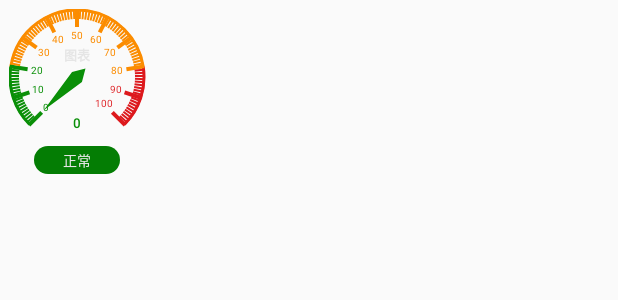
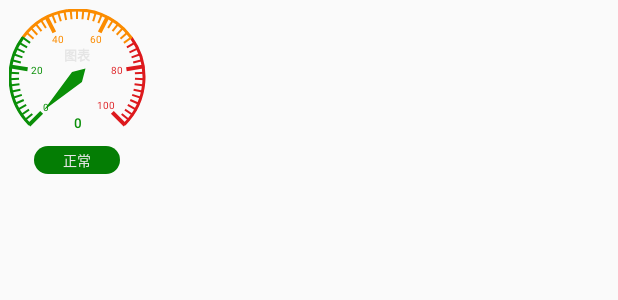
Before and after one commit to lyl15151865258/AirCondition, an Android app: the layout item_real_data.xml on its own in the app's theme, with its tools: preview values and no code run, on a phone screen of 412 x 824 dp. Shown: the top 300 px of the screen. Run offline under Robolectric (Android 15) with nearby library versions, the phone set to English and light mode, and no system bars.

Commit message:
图表改为50等分，修改区段颜色

```diff
--- a/app/src/main/java/com/zhongbenshuo/air/activity/MainActivity.java
+++ b/app/src/main/java/com/zhongbenshuo/air/activity/MainActivity.java
@@ -2,6 +2,7 @@ package com.zhongbenshuo.air.activity;
 
 import android.content.Context;
 import android.content.Intent;
+import android.graphics.Color;
 import android.os.AsyncTask;
 import android.os.Build;
 import android.os.Bundle;
@@ -190,6 +191,8 @@ public class MainActivity extends BaseActivity {
             realDataAdapter.notifyDataSetChanged();
             cvIlluminance.setTitle("光照度");
             cvIlluminance.setCompleteDegree(environment.getIlluminance(), "lux");
+            cvIlluminance.setColor(mContext.getResources().getColor(R.color.value_low), mContext.getResources().getColor(R.color.value_low), mContext.getResources().getColor(R.color.value_low));
+            cvIlluminance.setValue(0, 1000, 0, 0);
             cvIlluminance.setVisibility(View.VISIBLE);
         }
     }
--- a/app/src/main/java/com/zhongbenshuo/air/widget/ClockView.java
+++ b/app/src/main/java/com/zhongbenshuo/air/widget/ClockView.java
@@ -31,6 +31,11 @@ public class ClockView extends View {
     private static final int DEAFAULT_TITLE_SIZE = 16;
     private static final int DEFAULT_VALUE_SIZE = 28;
     private static final int DEFAULT_ANIM_PLAY_TIME = 2000;
+
+    private float default_value_min = 0;
+    private float default_value_max = 100;
+    private float default_value_middle_start = 30;
+    private float default_value_middle_end = 70;
 
     private int colorDialLower;
     private int colorDialMiddle;
@@ -152,12 +157,17 @@ public class ClockView extends View {
 
     private void drawArc(Canvas canvas) {
         canvas.translate(getPaddingLeft() + radiusDial, getPaddingTop() + radiusDial);
+        float degree = 270f / (default_value_max - default_value_min);
+        LogUtils.d("单位数据对应的角度为：" + degree);
         arcPaint.setColor(colorDialLower);
-        canvas.drawArc(mRect, 135, 54, false, arcPaint);
+        canvas.drawArc(mRect, 135, (default_value_middle_start - default_value_min) * degree, false, arcPaint);
+        LogUtils.d("绘制圆弧：起始角度：" + 135 + "，旋转角度：" + (default_value_middle_start - default_value_min) * degree);
         arcPaint.setColor(colorDialMiddle);
-        canvas.drawArc(mRect, 189, 162, false, arcPaint);
+        canvas.drawArc(mRect, 135 + (default_value_middle_start - default_value_min) * degree, degree * (default_value_middle_end - default_value_middle_start), false, arcPaint);
+        LogUtils.d("绘制圆弧：起始角度：" + (135 + (default_value_middle_start - default_value_min) * degree) + "，旋转角度：" + degree * (default_value_middle_end - default_value_middle_start));
         arcPaint.setColor(colorDialHigh);
-        canvas.drawArc(mRect, 351, 54, false, arcPaint);
+        canvas.drawArc(mRect, 135 + (default_value_middle_end - default_value_min) * degree, degree * (default_value_max - default_value_middle_end), false, arcPaint);
+        LogUtils.d("绘制圆弧：起始角度：" + (135 + (default_value_middle_end - default_value_min) * degree) + "，旋转角度：" + degree * (default_value_max - default_value_middle_end));
     }
 
     /**
@@ -167,10 +177,12 @@ public class ClockView extends View {
      */
     private void drawPointerLine(Canvas canvas) {
         canvas.rotate(135);
-        for (int i = 0; i < 101; i++) {     //一共需要绘制101个表针
-            if (i <= 20) {
+        // 把数据进行50等分
+        float unitValue = (default_value_max - default_value_min) / 50f;
+        for (int i = 0; i < 51; i++) {     //一共需要绘制51个表针
+            if (i * unitValue + default_value_min <= default_value_middle_start) {
                 pointerPaint.setColor(colorDialLower);
-            } else if (i <= 80) {
+            } else if (i * unitValue + default_value_min <= default_value_middle_end) {
                 pointerPaint.setColor(colorDialMiddle);
             } else {
                 pointerPaint.setColor(colorDialHigh);
@@ -186,7 +198,7 @@ public class ClockView extends View {
                 pointerPaint.setStrokeWidth(2);
                 canvas.drawLine(radiusDial, 0, radiusDial - strokeWidthDial - dp2px(5), 0, pointerPaint);
             }
-            canvas.rotate(2.7f);
+            canvas.rotate(5.4f);
         }
     }
 
@@ -194,23 +206,24 @@ public class ClockView extends View {
         canvas.save();
         int currentCenterX = (int) (radiusDial - strokeWidthDial - dp2px(12) - pointerPaint.measureText(String.valueOf(i)) / 2);
         canvas.translate(currentCenterX, 0);
-        canvas.rotate(360 - 135 - 2.7f * i);        //坐标系总旋转角度为360度
+        canvas.rotate(360 - 135 - 5.4f * i);        //坐标系总旋转角度为360度
 
         int textBaseLine = (int) (0 + (fontMetrics.bottom - fontMetrics.top) / 2 - fontMetrics.bottom);
         LogUtils.d("文字基线：fontMetrics.bottom：" + fontMetrics.bottom + "，fontMetrics.top：" + fontMetrics.top + "，textBaseLine：" + textBaseLine);
-        canvas.drawText(String.valueOf(i), 0, textBaseLine, pointerPaint);
+        float value = default_value_min + (default_value_max - default_value_min) * i / 50f;
+        canvas.drawText(StringUtil.removeZero(String.valueOf(value)), 0, textBaseLine, pointerPaint);
         canvas.restore();
     }
 
     private void drawTitleDial(Canvas canvas) {
         titlePaint.setColor(titleDialColor);
         titlePaint.setTextSize(titleDialSize);
-        canvas.rotate(-47.7f);       //恢复坐标系为起始中心位置
+        canvas.rotate(-45f - 5.4f);       //恢复坐标系为起始中心位置
         canvas.drawText(titleDial, 0, -radiusDial / 4, titlePaint);
 
-        if (currentValue <= 20) {
+        if (currentValue <= default_value_middle_start) {
             titlePaint.setColor(colorDialLower);
-        } else if (currentValue <= 80) {
+        } else if (currentValue <= default_value_middle_end) {
             titlePaint.setColor(colorDialMiddle);
         } else {
             titlePaint.setColor(colorDialHigh);
@@ -225,7 +238,8 @@ public class ClockView extends View {
      * @param canvas
      */
     private void drawPointer(Canvas canvas) {
-        int currentDegree = (int) (currentValue * 2.7 + 135);
+        float degree = 270f / (default_value_max - default_value_min);
+        int currentDegree = (int) ((currentValue - default_value_min) * degree + 135);
         canvas.rotate(currentDegree);
 
         pointerPath.moveTo(radiusDial - strokeWidthDial - dp2px(12), 0);
@@ -255,4 +269,19 @@ public class ClockView extends View {
         invalidate();
     }
 
+    public void setColor(int colorDialLower, int colorDialMiddle, int colorDialHigh) {
+        this.colorDialLower = colorDialLower;
+        this.colorDialMiddle = colorDialMiddle;
+        this.colorDialHigh = colorDialHigh;
+        invalidate();
+    }
+
+    public void setValue(float default_value_min, float default_value_max, float default_value_middle_start, float default_value_middle_end) {
+        this.default_value_min = default_value_min;
+        this.default_value_max = default_value_max;
+        this.default_value_middle_start = default_value_middle_start;
+        this.default_value_middle_end = default_value_middle_end;
+        invalidate();
+    }
+
 }
--- a/app/src/main/res/values/colors.xml
+++ b/app/src/main/res/values/colors.xml
@@ -122,4 +122,10 @@
     <color name="color_dark_light">#455A64</color>
     <color name="color_light">#ECEFF1</color>
 
+
+    <color name="value_dry">#A6A7A7</color>
+    <color name="value_low">#46A0F8</color>
+    <color name="value_normal">#3AF33A</color>
+    <color name="value_high">#F65454</color>
+
 </resources>
```
Also changed, not shown: app/src/main/java/com/zhongbenshuo/air/adapter/RealDataAdapter.java (+19 -7 lines), app/src/main/res/drawable/background_dry.xml (added, +12 -0 lines), app/src/main/res/drawable/background_normal2.xml (added, +12 -0 lines), app/src/main/res/drawable/background_temperature_low.xml (added, +12 -0 lines).
